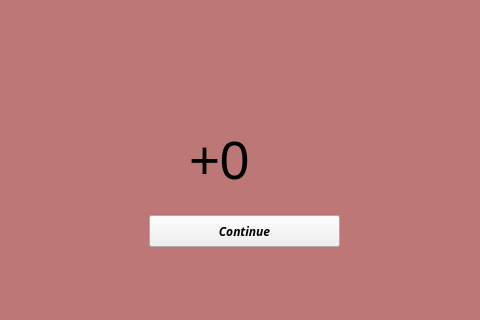
Above: endgame.ui from bstee615/project before the change; both pictures show x 271 to 751 and y 225 to 545 of the 1024 by 768 pixel window. Below: the same form after it.
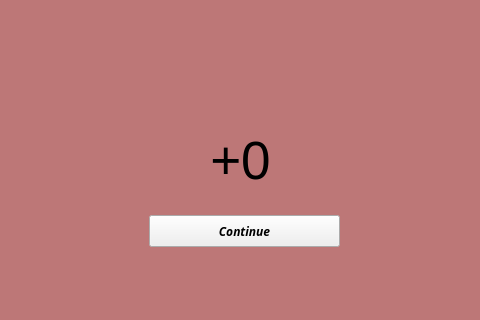
That is the form after the change. Icons and pictures are not drawn.

Commit message: Resized and centered time remaining points label in endgame.ui

What changed in the file:
```diff
--- a/endgame.ui
+++ b/endgame.ui
@@ -72,9 +72,9 @@
   <widget class="QLabel" name="lblBonusText">
    <property name="geometry">
     <rect>
-     <x>460</x>
+     <x>416</x>
      <y>360</y>
-     <width>111</width>
+     <width>191</width>
      <height>51</height>
     </rect>
    </property>
@@ -123,6 +123,9 @@
    <property name="text">
     <string>+0</string>
    </property>
+   <property name="alignment">
+    <set>Qt::AlignCenter</set>
+   </property>
   </widget>
   <zorder>lblBackground</zorder>
   <zorder>lblTitle</zorder>
```
